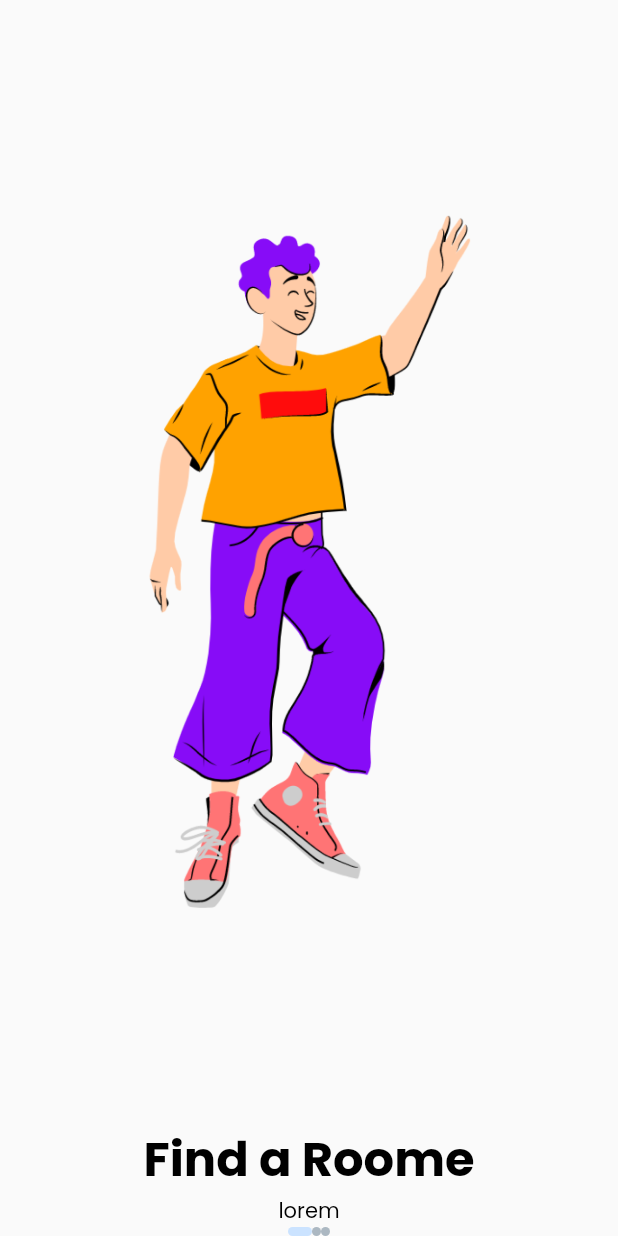
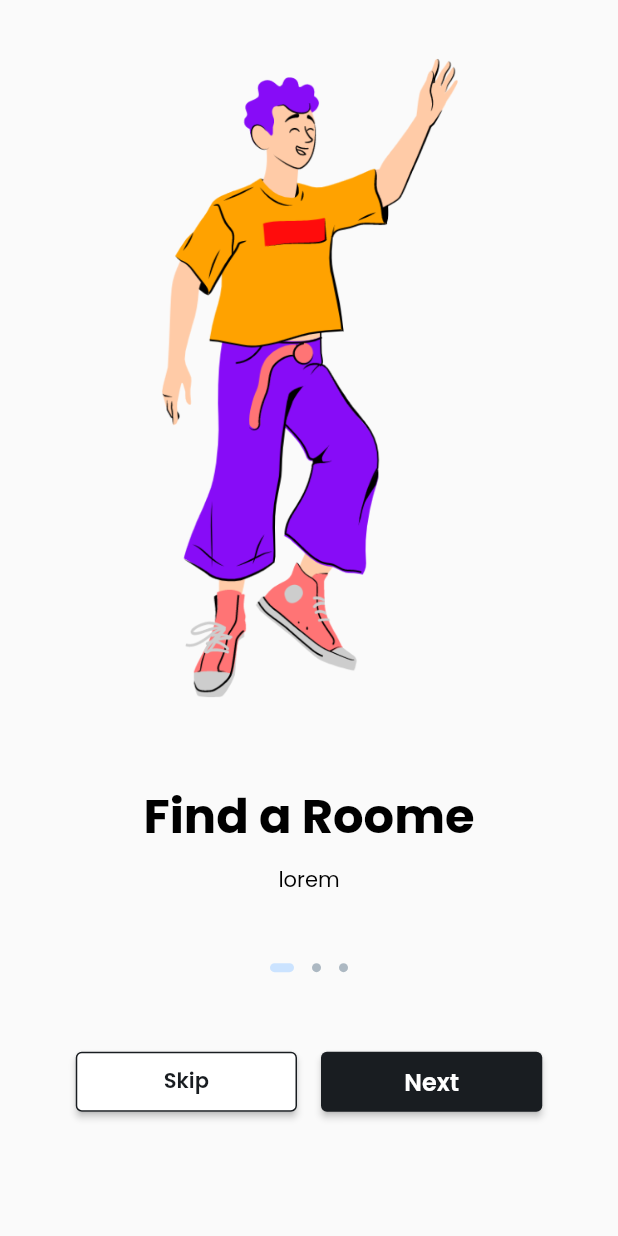
Before and after one commit to MYusufEfendi/flutter_block_theBookingApps, a Flutter app: the screen it shows after launch, on a phone screen of 412 x 824 dp. Run offline on Flutter 3.47's test engine with Material 2 defaults, Android fonts, the phone set to English and light mode, and no system bars; our stand-ins replace bloc, flutter_bloc.

Commit message:
FINISH :
- Add onboarding page
- Add onboarding component
- Add onboarding image
- Add onboarding title
- Add onboarding indicator

```diff
--- /dev/null
+++ b/lib/extension/double_extension.dart
@@ -0,0 +1,11 @@
+import 'package:flutter/material.dart';
+
+extension DoubleExtension on double {
+  Widget get width => SizedBox(
+        width: this,
+      );
+
+  Widget get height => SizedBox(
+        height: this,
+      );
+}
--- /dev/null
+++ b/lib/extension/extension.dart
@@ -0,0 +1 @@
+export 'package:flutter_bloc_thebooking_apps/extension/extension.dart';
--- a/lib/presentation/pages/onboarding/component/onBoarding_indicator.dart
+++ b/lib/presentation/pages/onboarding/component/onBoarding_indicator.dart
@@ -17,26 +17,28 @@ class OnboardingIndicator extends StatelessWidget {
           children: List.generate(
               cubit.state.onboardingList.length,
               (index) => index == cubit.state.currentPage
-                  ? _activeIndicator()
-                  : _inacctiveIndicator()),
+                  ? _activeIndicator(index)
+                  : _inacctiveIndicator(index)),
         );
       },
     );
   }
 
-  Widget _activeIndicator() {
+  Widget _activeIndicator(int index) {
     return Container(
       width: 16,
       height: 6,
+      margin: EdgeInsets.symmetric(horizontal: index== 1 ? 12: 0),
       decoration: BoxDecoration(
           color: AppColor.accentBlue, borderRadius: BorderRadius.circular(4)),
     );
   }
 
-  Widget _inacctiveIndicator() {
+  Widget _inacctiveIndicator(int index) {
     return Container(
       width: 6,
       height: 6,
+      margin: EdgeInsets.symmetric(horizontal: index== 1 ? 12: 0),
       decoration: BoxDecoration(
           color: AppColor.ink03, borderRadius: BorderRadius.circular(4)),
     );
--- a/lib/presentation/pages/onboarding/component/onboarding_button.dart
+++ b/lib/presentation/pages/onboarding/component/onboarding_button.dart
@@ -1,10 +1,31 @@
 import 'package:flutter/cupertino.dart';
+import 'package:flutter_bloc/flutter_bloc.dart';
+import 'package:flutter_bloc_thebooking_apps/extension/double_extension.dart';
+import 'package:flutter_bloc_thebooking_apps/presentation/pages/onboarding/onboarding_cubit.dart';
+import 'package:flutter_bloc_thebooking_apps/presentation/widget/primary_button.dart';
+import 'package:flutter_bloc_thebooking_apps/presentation/widget/secondary_button.dart';
 
 class OnboardingButton extends StatelessWidget {
   const OnboardingButton({Key? key}) : super(key: key);
 
   @override
   Widget build(BuildContext context) {
-    return Container();
+    final cubit = BlocProvider.of<OnboardingCubit>(context);
+    return Row(
+      mainAxisAlignment: MainAxisAlignment.center,
+      children: [
+        SecondaryButton(
+          onPressed: cubit.skip,
+          text: "Skip",
+          width: 147.5,
+        ),
+        16.0.width,
+        PrimaryButton(
+          onPressed: cubit.next,
+          text: "Next",
+          width: 147.5,
+        )
+      ],
+    );
   }
 }
--- a/lib/presentation/pages/onboarding/component/onboarding_image.dart
+++ b/lib/presentation/pages/onboarding/component/onboarding_image.dart
@@ -1,6 +1,7 @@
 import 'package:flutter/cupertino.dart';
 import 'package:flutter_bloc/flutter_bloc.dart';
 import 'package:flutter_bloc_thebooking_apps/presentation/pages/onboarding/onboarding_cubit.dart';
+import 'package:flutter_bloc_thebooking_apps/presentation/pages/onboarding/onboarding_state.dart';
 
 class OnboardingImage extends StatelessWidget {
   const OnboardingImage({Key? key}) : super(key: key);
@@ -8,13 +9,18 @@ class OnboardingImage extends StatelessWidget {
   @override
   Widget build(BuildContext context) {
     final cubit = BlocProvider.of<OnboardingCubit>(context);
+    return BlocBuilder<OnboardingCubit, OnboardingState>(
+      builder: (context, state) {
         return Expanded(
           child: PageView.builder(
             itemBuilder: (c, i) =>
                 Image.asset(cubit.state.onboardingList[i].image ?? ""),
             itemCount: cubit.state.onboardingList.length,
             onPageChanged: cubit.goTo,
+            controller: cubit.state.imageController,
           ),
+        );
+      },
     );
   }
 }
--- a/lib/presentation/pages/onboarding/component/onboarding_title.dart
+++ b/lib/presentation/pages/onboarding/component/onboarding_title.dart
@@ -1,6 +1,7 @@
 import 'package:flutter/cupertino.dart';
 import 'package:flutter_bloc/flutter_bloc.dart';
 import 'package:flutter_bloc_thebooking_apps/config/config.dart';
+import 'package:flutter_bloc_thebooking_apps/extension/double_extension.dart';
 import 'package:flutter_bloc_thebooking_apps/presentation/pages/onboarding/onboarding_cubit.dart';
 import 'package:flutter_bloc_thebooking_apps/presentation/pages/onboarding/onboarding_state.dart';
 
@@ -20,6 +21,7 @@ class OnboardingTitle extends StatelessWidget {
               style: AppFont.h3,
               textAlign: TextAlign.center,
             ),
+            8.0.height,
             Text(
               cubit.state.onboardingList[cubit.state.currentPage].description ??
                   "",
--- a/lib/presentation/pages/onboarding/onboarding_cubit.dart
+++ b/lib/presentation/pages/onboarding/onboarding_cubit.dart
@@ -6,8 +6,11 @@ class OnboardingCubit extends Cubit<OnboardingState> {
   OnboardingCubit() : super(OnboardingState().init());
 
   void next() {
+
     if (state.currentPage < state.onboardingList.length - 1) {
       emit(state.clone()..currentPage = state.currentPage + 1);
+      // emit(state.clone()..imageController.jumpToPage(state.currentPage));
+      state.imageController.jumpToPage(2);
     }
   }
 
@@ -22,4 +25,8 @@ class OnboardingCubit extends Cubit<OnboardingState> {
       emit(state.clone()..currentPage = index);
     }
   }
+
+  void skip() {
+    // TODO: implement skip
+  }
 }
--- a/lib/presentation/pages/onboarding/onboarding_state.dart
+++ b/lib/presentation/pages/onboarding/onboarding_state.dart
@@ -1,25 +1,25 @@
+import 'package:flutter/cupertino.dart';
 import 'package:flutter_bloc_thebooking_apps/data/model/onboarding/Onboarding.dart';
 import 'package:flutter_bloc_thebooking_apps/data/src/img_string.dart';
 
 class OnboardingState {
-
-  final List<Onboarding> onboardingList =[
+  final List<Onboarding> onboardingList = [
     Onboarding(
         title: "Find a Roome",
         description: "lorem",
-      image: ImgString.cittaStanding
-    ),Onboarding(
+        image: ImgString.cittaStanding),
+    Onboarding(
         title: "Your Rommate Finder",
         description: "wekasjhdkajhsdasd",
-      image: ImgString.cittaStanding1
-    ),Onboarding(
+        image: ImgString.cittaStanding1),
+    Onboarding(
         title: "Find your match",
         description: "laksjdlkasjdlkajldkasldjas",
-      image: ImgString.cittaStanding2
-    ),
+        image: ImgString.cittaStanding2),
   ];
 
   int currentPage = 0;
+  PageController imageController = PageController(initialPage: 0, keepPage: false);
 
   OnboardingState init() {
     return OnboardingState();
--- a/lib/presentation/pages/onboarding/onboarding_view.dart
+++ b/lib/presentation/pages/onboarding/onboarding_view.dart
@@ -1,6 +1,8 @@
 import 'package:flutter/material.dart';
 import 'package:flutter_bloc/flutter_bloc.dart';
+import 'package:flutter_bloc_thebooking_apps/extension/double_extension.dart';
 import 'package:flutter_bloc_thebooking_apps/presentation/pages/onboarding/component/onBoarding_indicator.dart';
+import 'package:flutter_bloc_thebooking_apps/presentation/pages/onboarding/component/onboarding_button.dart';
 import 'package:flutter_bloc_thebooking_apps/presentation/pages/onboarding/component/onboarding_title.dart';
 import 'component/onboarding_image.dart';
 import 'onboarding_cubit.dart';
@@ -18,14 +20,21 @@ class OnboardingPage extends StatelessWidget {
   }
 
   Widget _buildPage(BuildContext context) {
-
     return Scaffold(
-      body: Column(
-        children: const[
-          OnboardingImage(),
-          OnboardingTitle(),
-          OnboardingIndicator(),
-        ],
+      body: Padding(
+        padding: const EdgeInsets.only(top: 16, left: 16, right: 16),
+        child: Column(
+          children: [
+            const OnboardingImage(),
+            32.0.height,
+            const OnboardingTitle(),
+            45.0.height,
+            const OnboardingIndicator(),
+            53.0.height,
+            const OnboardingButton(),
+            82.9.height
+          ],
+        ),
       ),
     );
   }
--- a/lib/presentation/widget/primary_button.dart
+++ b/lib/presentation/widget/primary_button.dart
@@ -4,7 +4,7 @@ import 'package:flutter_bloc_thebooking_apps/config/config.dart';
 class PrimaryButton extends StatelessWidget {
   const PrimaryButton(
       {Key? key,
-      this.type = PrimaryButtonType.type1,
+      this.type = PrimaryButtonType.type3,
       required this.onPressed,
       required this.text,
       this.width = 78})
--- a/lib/presentation/widget/secondary_button.dart
+++ b/lib/presentation/widget/secondary_button.dart
@@ -4,7 +4,7 @@ import 'package:flutter_bloc_thebooking_apps/config/config.dart';
 class SecondaryButton extends StatelessWidget {
   const SecondaryButton(
       {Key? key,
-      this.type = SecondaryButtonType.type1,
+      this.type = SecondaryButtonType.type3,
       required this.onPressed,
       required this.text,
       this.width = 78})
```
Lines whose indentation alone changed are shown as unchanged.
